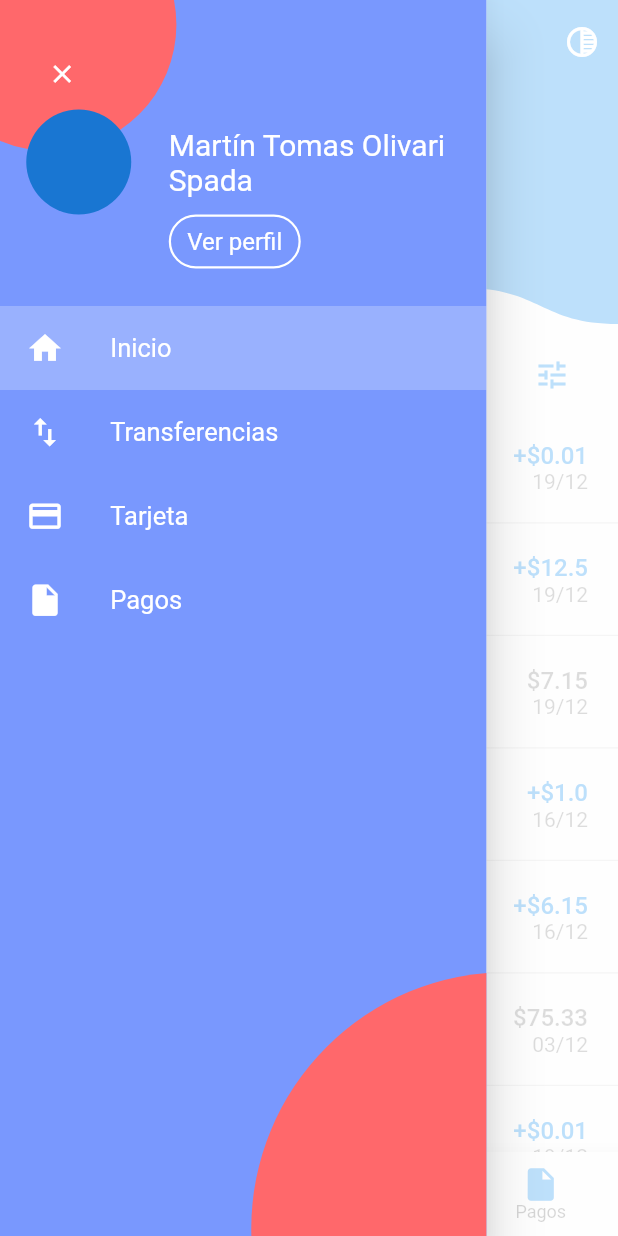
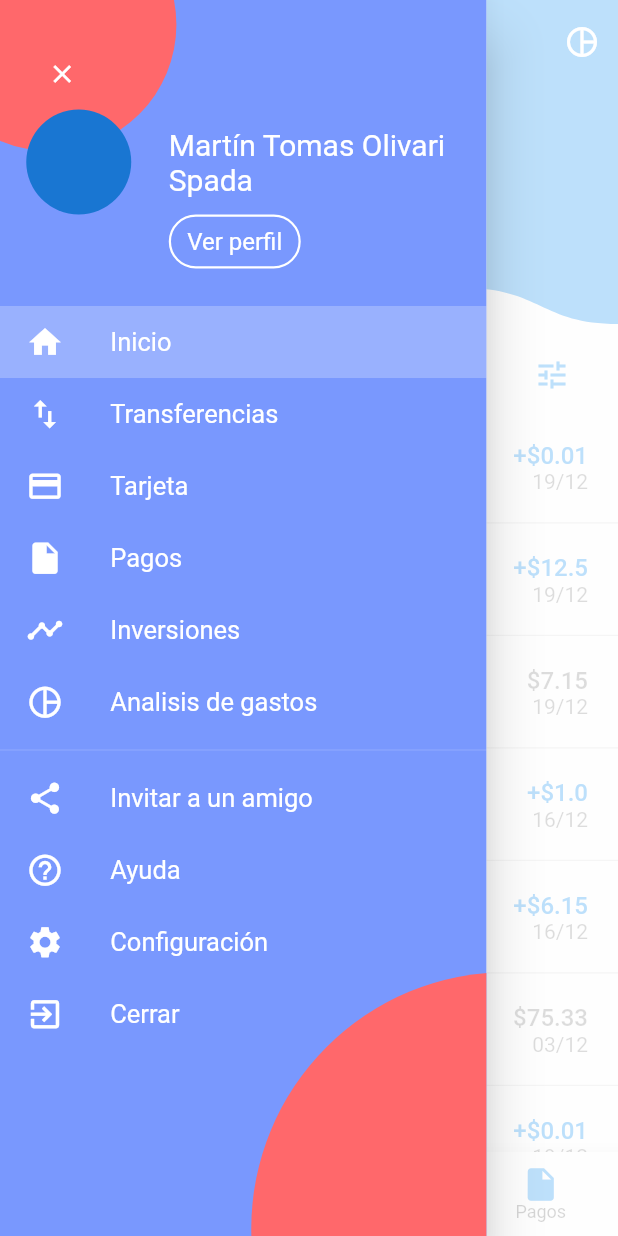
Before and after one commit to TinchoOlivari/uala-clone, a Flutter app: the screen it shows after launch, with the side drawer open, on a phone screen of 412 x 824 dp. Run offline on Flutter 3.47's test engine with Material 2 defaults, Android fonts, the phone set to English and light mode, and no system bars; our stand-ins replace flare_flutter.

Commit message:
Drawer optiones completed

```diff
--- a/lib/main.dart
+++ b/lib/main.dart
@@ -176,7 +176,35 @@ class _AppState extends State<App> {
                         iconData: Icons.insert_drive_file,
                         index: 3,
                       ),
+                      CustomListTile(
+                        title: 'Inversiones',
+                        iconData: Icons.timeline,
+                      ),
+                      CustomListTile(
+                        title: 'Analisis de gastos',
+                        iconData: Icons.pie_chart_outlined,
+                      ),
                     ],
+                  ),
+                  Divider(
+                    color: Colors.white12,
+                    thickness: 1,
+                  ),
+                  CustomListTile(
+                    title: 'Invitar a un amigo',
+                    iconData: Icons.share,
+                  ),
+                  CustomListTile(
+                    title: 'Ayuda',
+                    iconData: Icons.help_outline,
+                  ),
+                  CustomListTile(
+                    title: 'Configuración',
+                    iconData: Icons.settings,
+                  ),
+                  CustomListTile(
+                    title: 'Cerrar',
+                    iconData: Icons.exit_to_app,
                   ),
                 ],
               ),
@@ -220,7 +248,7 @@ class DrawerPainter extends CustomPainter {
 }
 
 class CustomListTile extends StatelessWidget {
-  CustomListTile({this.index, this.iconData, this.title});
+  CustomListTile({this.index, @required this.iconData, @required this.title});
 
   final int index;
   final IconData iconData;
@@ -233,6 +261,7 @@ class CustomListTile extends StatelessWidget {
         padding: const EdgeInsets.symmetric(horizontal: 17.5),
         decoration: BoxDecoration(color: Colors.white24),
         child: ListTile(
+          dense: true,
           contentPadding: EdgeInsets.all(0),
           title: Text(title,
               style: TextStyle(
@@ -250,6 +279,7 @@ class CustomListTile extends StatelessWidget {
       return Container(
         padding: const EdgeInsets.symmetric(horizontal: 17.5),
         child: ListTile(
+          dense: true,
           contentPadding: EdgeInsets.all(0),
           title: Text(title,
               style: TextStyle(
--- a/lib/screens/home/home.dart
+++ b/lib/screens/home/home.dart
@@ -32,7 +32,7 @@ class _MyHomePageState extends State<MyHomePage> {
         ),
         actions: <Widget>[
           IconButton(
-            icon: const Icon(Icons.tonality),
+            icon: const Icon(Icons.pie_chart_outlined),
             tooltip: 'Next choice',
             onPressed: () {},
           ),
```
